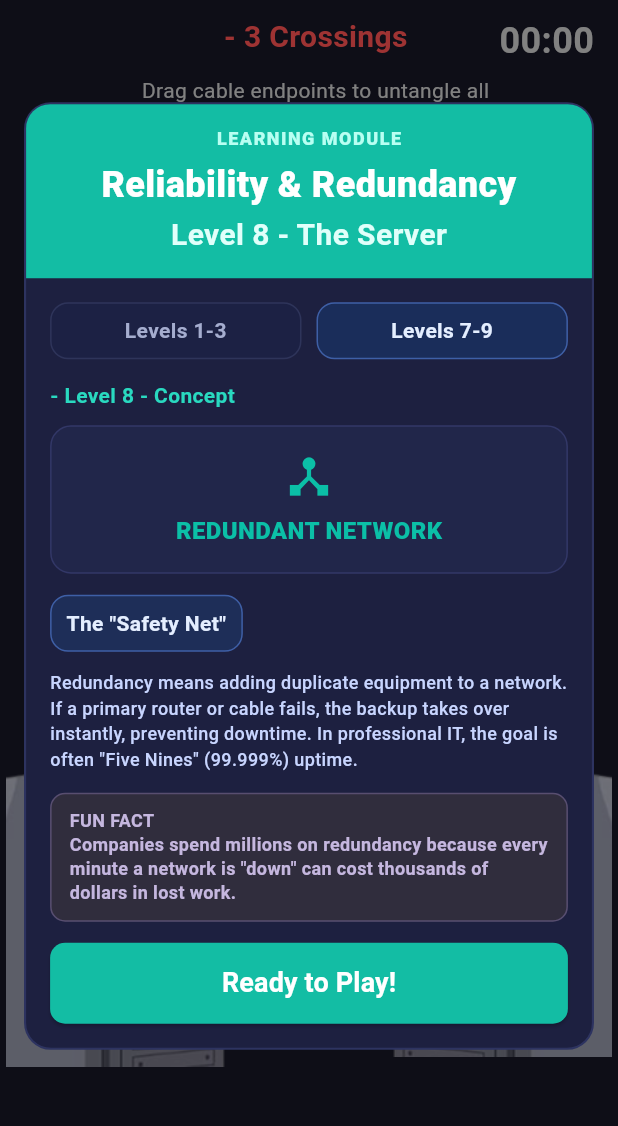
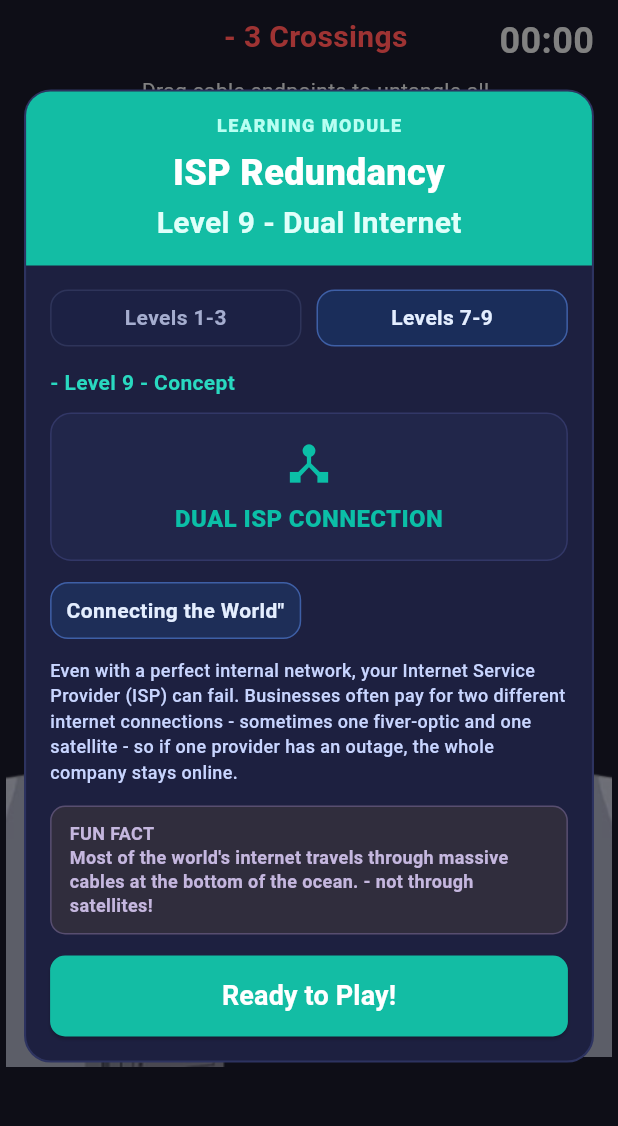
Before and after one commit to eunabgpr/RackTangle, a Flutter app: the Level9Screen screen opened directly, on a phone screen of 412 x 824 dp, the part 84-1210 px from its top. Run offline on Flutter 3.47's test engine with Material 3 defaults, Android fonts, the phone set to English and light mode, and no system bars; our stand-ins replace audioplayers.

Commit message:
modified Level 9 learning card

```diff
--- a/lib/Levels/Level9.dart
+++ b/lib/Levels/Level9.dart
@@ -1257,7 +1257,7 @@ class _Level9LearningCard extends StatelessWidget {
                 ),
                 SizedBox(height: 6),
                 Text(
-                  'Reliability & Redundancy',
+                  'ISP Redundancy',
                   style: TextStyle(
                     color: Colors.white,
                     fontSize: 24,
@@ -1267,7 +1267,7 @@ class _Level9LearningCard extends StatelessWidget {
                 ),
                 SizedBox(height: 2),
                 Text(
-                  'Level 8 - The Server',
+                  'Level 9 - Dual Internet',
                   style: TextStyle(
                     color: Color(0xFFE0FFFA),
                     fontSize: 20,
@@ -1296,7 +1296,7 @@ class _Level9LearningCard extends StatelessWidget {
                 ),
                 const SizedBox(height: 14),
                 const Text(
-                  '- Level 8 - Concept',
+                  '- Level 9 - Concept',
                   style: TextStyle(
                     color: Color(0xFF29D9C0),
                     fontSize: 14,
@@ -1318,7 +1318,7 @@ class _Level9LearningCard extends StatelessWidget {
                           color: Color(0xFF0BBFA7), size: 34),
                       SizedBox(height: 8),
                       Text(
-                        'REDUNDANT NETWORK',
+                        'DUAL ISP CONNECTION',
                         style: TextStyle(
                           color: Color(0xFF0BBFA7),
                           fontWeight: FontWeight.w800,
@@ -1329,10 +1329,10 @@ class _Level9LearningCard extends StatelessWidget {
                   ),
                 ),
                 const SizedBox(height: 14),
-                _pill('The "Safety Net"', const Color(0xFF1E2E58), true),
+                _pill('Connecting the World"', const Color(0xFF1E2E58), true),
                 const SizedBox(height: 12),
                 const Text(
-                  'Redundancy means adding duplicate equipment to a network. If a primary router or cable fails, the backup takes over instantly, preventing downtime. In professional IT, the goal is often "Five Nines" (99.999%) uptime.',
+                  'Even with a perfect internal network, your Internet Service Provider (ISP) can fail. Businesses often pay for two different internet connections - sometimes one fiver-optic and one satellite - so if one provider has an outage, the whole company stays online.',
                   style: TextStyle(
                     color: Color(0xFFC8D5FF),
                     fontSize: 12,
@@ -1351,7 +1351,7 @@ class _Level9LearningCard extends StatelessWidget {
                     border: Border.all(color: const Color(0xFF584E70)),
                   ),
                   child: const Text(
-                    'FUN FACT\nCompanies spend millions on redundancy because every minute a network is "down" can cost thousands of dollars in lost work.',
+                    'FUN FACT\nMost of the world\'s internet travels through massive cables at the bottom of the ocean. - not through satellites!',
                     style: TextStyle(
                       color: Color(0xFFC5B7DF),
                       fontSize: 12,
```
Also changed, not shown: 4 other files.
